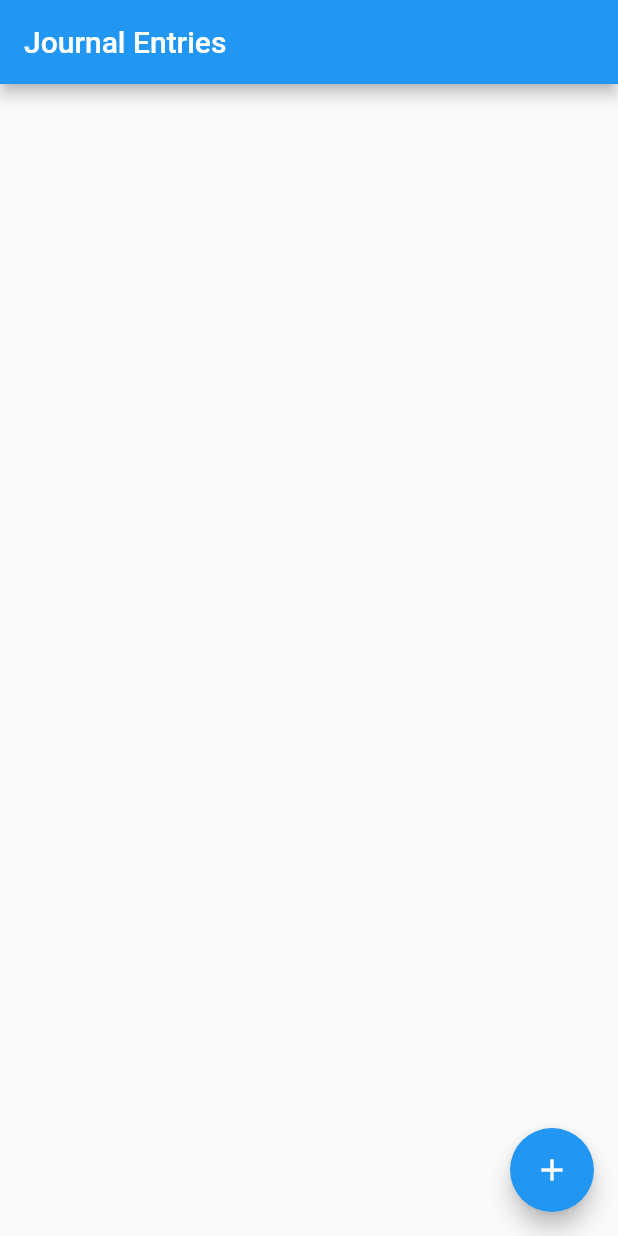
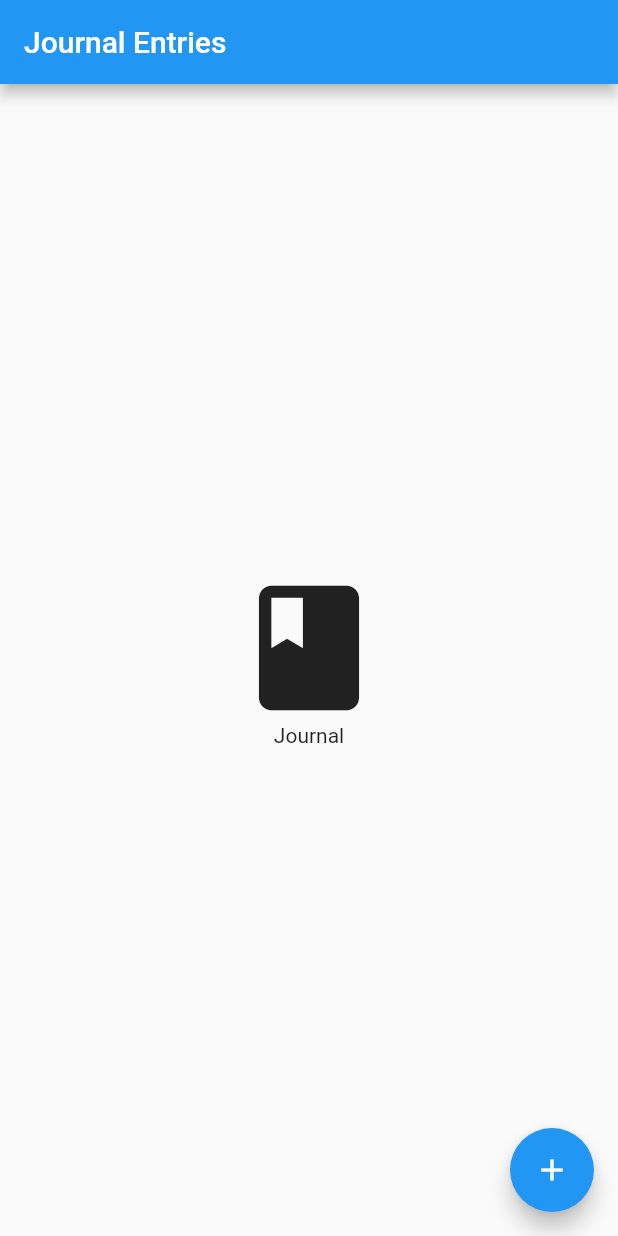
Before and after one commit to jtran8/Flutter-Journal-App, a Flutter app: the screen it shows after launch, on a phone screen of 412 x 824 dp. Run offline on Flutter 3.47's test engine with Material 2 defaults, Android fonts, the phone set to English and light mode, and no system bars; our stand-ins replace shared_preferences, sqflite; accounts and stored records are empty.

Commit message:
Update entries_list_screen.dart

```diff
--- a/lib/screens/entries_list_screen.dart
+++ b/lib/screens/entries_list_screen.dart
@@ -1,4 +1,5 @@
 import 'package:flutter/material.dart';
+import 'package:intl/intl.dart';
 import 'new_entry_screen.dart';
 import '../db/database_manager.dart';
 import '../models/journal_entry.dart';
@@ -41,30 +42,45 @@ class _EntriesListState extends State<EntriesList> {
     );
   }
 
-  Widget buildList(BuildContext context) {
-    return ListView.builder(itemCount: journal.entries.length, itemBuilder: (context, index) {
-      return ListTile(
-        title: Text("${journal.entries[index].title}"),
-        subtitle: Text('${journal.entries[index].dateTime}')
-      );
-    });
-  }
-
   Widget welcome() {
     return Column(
+      mainAxisAlignment: MainAxisAlignment.center,
+      crossAxisAlignment: CrossAxisAlignment.stretch,
       children: [
-        Icon(Icons.book_rounded),
-        Text("Journal")
+        Icon(Icons.book_rounded, size: 100),
+        Text("Journal", textAlign: TextAlign.center)
       ]
     );
   }
 
+
+  Widget buildList(BuildContext context) {
+    final format = DateFormat('EEEE, MMMM d, y');
+    if (journal.entries.isEmpty) {
+      return welcome();
+    } else {
+      return ListView.builder(itemCount: journal.entries.length, itemBuilder: (context, index) {
+        return ListTile(
+          title: Text("${journal.entries[index].title}"),
+          subtitle: Text(format.format(journal.entries[index].dateTime))
+        );
+      });
+    }
+  }
+
   FloatingActionButton addButton(BuildContext context) {
     return FloatingActionButton(
-      onPressed: () => Navigator.of(context).pushNamed(NewEntry.routeName),
+      onPressed: () => Navigator.of(context).pushNamed(NewEntry.routeName, arguments: updateList),
       tooltip: 'Add a journal entry.',
       child: const Icon(Icons.add),
     );
   }
 
+  void updateList(entry) {
+    journal ??= Journal();
+    setState( () {
+      journal.addEntryToList(entry);
+    });
+  }
+
 }
```
